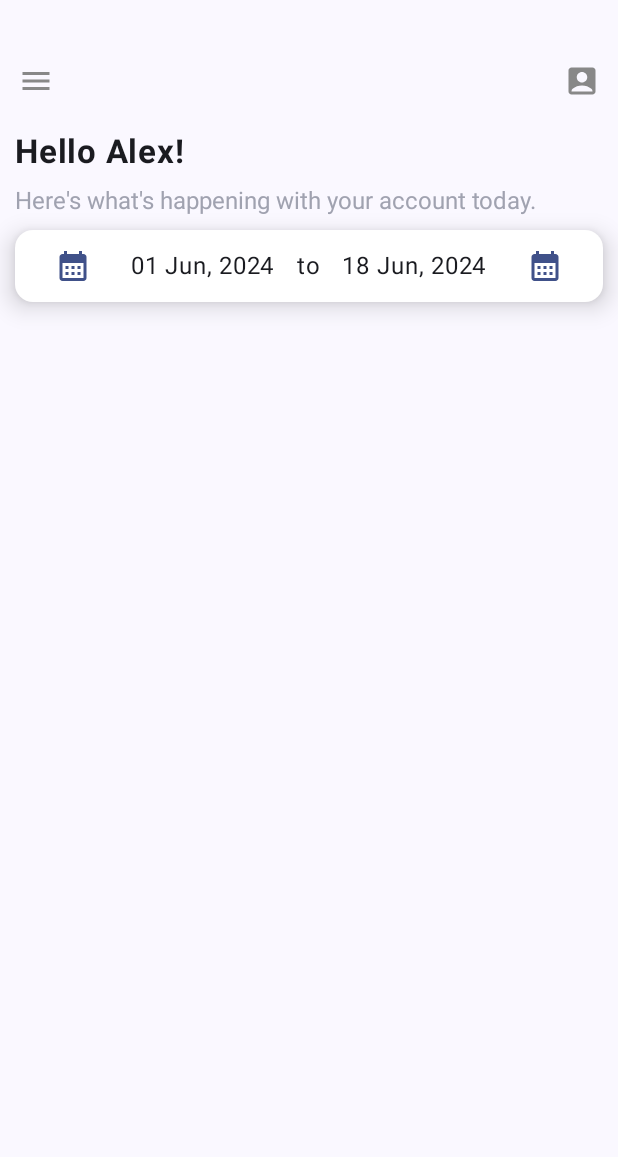
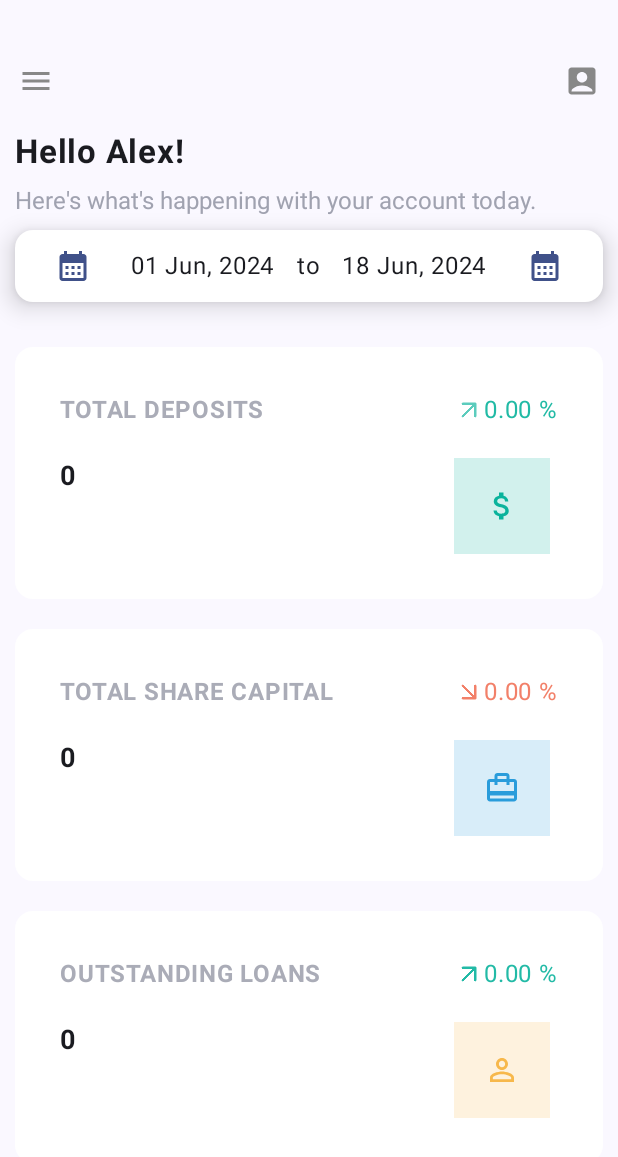
Before and after one commit to MbogoAlex/JuvinalPay, an Android app built with Jetpack Compose: the screen it shows after launch (MainActivity), on a phone screen of 412 x 824 dp. Shown: the top 1157 px of the screen. Run offline under Robolectric (Android 15) with nearby library versions, the phone set to English and light mode, and no system bars.

Commit message:
home screen

```diff
--- a/app/src/main/java/com/juvinal/pay/ui/screens/inApp/dashboard/HomeScreen.kt
+++ b/app/src/main/java/com/juvinal/pay/ui/screens/inApp/dashboard/HomeScreen.kt
@@ -4,6 +4,7 @@ import android.app.DatePickerDialog
 import android.os.Build
 import android.widget.Toast
 import androidx.annotation.RequiresApi
+import androidx.compose.foundation.background
 import androidx.compose.foundation.layout.Arrangement
 import androidx.compose.foundation.layout.Box
 import androidx.compose.foundation.layout.Column
@@ -13,6 +14,10 @@ import androidx.compose.foundation.layout.fillMaxSize
 import androidx.compose.foundation.layout.fillMaxWidth
 import androidx.compose.foundation.layout.height
 import androidx.compose.foundation.layout.padding
+import androidx.compose.foundation.layout.size
+import androidx.compose.foundation.rememberScrollState
+import androidx.compose.foundation.verticalScroll
+import androidx.compose.material.icons.Icons
 import androidx.compose.material3.Button
 import androidx.compose.material3.Card
 import androidx.compose.material3.CardDefaults
@@ -40,6 +45,7 @@ import com.juvinal.pay.dateFormatter
 import com.juvinal.pay.ui.theme.JuvinalPayTheme
 import java.time.LocalDate
 
+@RequiresApi(Build.VERSION_CODES.O)
 @Composable
 fun HomeScreenComposable(
     modifier: Modifier = Modifier
@@ -74,6 +80,59 @@ fun HomeScreen(
         )
         Spacer(modifier = Modifier.height(10.dp))
         DateRangePicker()
+        Spacer(modifier = Modifier.height(30.dp))
+        Column(
+            modifier = Modifier
+                .verticalScroll(rememberScrollState())
+        ) {
+            AmountCard(
+                title = "Total Deposits",
+                amount = "0.00 %",
+                amountColor = Color(0xFF21baa5),
+                balance = "0",
+                icon = R.drawable.loan,
+                amountIcon = R.drawable.up_right_arrow,
+                amountIconColor = Color(0xFF5cccbd),
+                iconColor = Color(0xFF0ab39c),
+                iconBackgroundColor = Color(0xFFd2f1ed)
+            )
+            Spacer(modifier = Modifier.height(20.dp))
+            AmountCard(
+                title = "Total Share Capital",
+                amount = "0.00 %",
+                amountColor = Color(0xFFf28069),
+                balance = "0",
+                icon = R.drawable.card_travel,
+                amountIcon = R.drawable.down_right_arrow,
+                amountIconColor = Color(0xFFf28069),
+                iconColor = Color(0XFF299cdb),
+                iconBackgroundColor = Color(0xFFd8edf9)
+            )
+            Spacer(modifier = Modifier.height(20.dp))
+            AmountCard(
+                title = "Outstanding Loans",
+                amount = "0.00 %",
+                amountColor = Color(0xFF22baa6),
+                balance = "0",
+                icon = R.drawable.person,
+                amountIcon = R.drawable.up_right_arrow,
+                amountIconColor = Color(0xFF22baa6),
+                iconColor = Color(0xFFf7b84b),
+                iconBackgroundColor = Color(0xFFfef2de)
+            )
+            Spacer(modifier = Modifier.height(20.dp))
+            AmountCard(
+                title = "Net Savings",
+                amount = "0.00 %",
+                amountColor = Color(0xFF9395a3),
+                balance = "0",
+                icon = R.drawable.card,
+                amountIcon = R.drawable.plus,
+                amountIconColor = Color(0xFF9395a3),
+                iconColor = Color(0xFF48588d),
+                iconBackgroundColor = Color(0xFFdcdfea)
+            )
+        }
     }
 }
 
@@ -150,12 +209,80 @@ fun DateRangePicker() {
             }
         }
     }
+}
 
+@Composable
+fun AmountCard(
+    title: String,
+    amount: String,
+    amountColor: Color,
+    balance: String,
+    icon: Int,
+    amountIcon: Int,
+    amountIconColor: Color,
+    iconColor: Color,
+    iconBackgroundColor: Color,
+    modifier: Modifier = Modifier
+) {
+    Card(
+        colors = CardDefaults.cardColors(
+            containerColor = Color.White
+        ),
+        modifier = Modifier
+            .fillMaxWidth()
+    ){
+        Row(
+            modifier = Modifier
+                .fillMaxWidth()
+                .padding(30.dp)
+        ) {
+            Column {
+                Text(
+                    text = title.uppercase(),
+                    color = Color(0xFFaaacb7),
+                    fontWeight = FontWeight.Bold
+                )
+                Spacer(modifier = Modifier.height(20.dp))
+                Text(
+                    text = balance,
+                    fontWeight = FontWeight.Bold,
+                    fontSize = 18.sp
+                )
+            }
+            Spacer(modifier = Modifier.weight(1f))
+            Column {
+                Row(
+                    verticalAlignment = Alignment.CenterVertically
+                ) {
+                    Icon(
+                        tint = amountIconColor,
+                        painter = painterResource(id = amountIcon),
+                        contentDescription = null,
+                        modifier = Modifier
+                            .size(20.dp)
+                    )
+                    Text(
+                        text = amount,
+                        color = amountColor
+                    )
+                }
+                Spacer(modifier = Modifier.height(20.dp))
+                Icon(
+                    tint = iconColor,
+                    painter = painterResource(id = icon),
+                    contentDescription = null,
+                    modifier = Modifier
+                        .background(iconBackgroundColor)
+                        .padding(20.dp)
+                )
 
-
+            }
+        }
+    }
 }
 
 
+@RequiresApi(Build.VERSION_CODES.O)
 @Preview(showBackground = true)
 @Composable
 fun HomeScreenPreview() {
--- /dev/null
+++ b/app/src/main/java/com/juvinal/pay/ui/screens/inApp/dashboard/ProfileScreen.kt
@@ -0,0 +1,11 @@
+package com.juvinal.pay.ui.screens.inApp.dashboard
+
+import androidx.compose.runtime.Composable
+import androidx.compose.ui.Modifier
+
+@Composable
+fun ProfileScreenComposable(
+    modifier: Modifier = Modifier
+) {
+
+}
--- /dev/null
+++ b/app/src/main/res/drawable/card.xml
@@ -0,0 +1,5 @@
+<vector xmlns:android="http://schemas.android.com/apk/res/android" android:height="24dp" android:tint="#000000" android:viewportHeight="24" android:viewportWidth="24" android:width="24dp">
+
+    <path android:fillColor="@android:color/white" android:pathData="M20,4L4,4c-1.11,0 -1.99,0.89 -1.99,2L2,18c0,1.11 0.89,2 2,2h16c1.11,0 2,-0.89 2,-2L22,6c0,-1.11 -0.89,-2 -2,-2zM20,18L4,18v-6h16v6zM20,8L4,8L4,6h16v2z"/>
+
+</vector>
--- /dev/null
+++ b/app/src/main/res/drawable/card_travel.xml
@@ -0,0 +1,5 @@
+<vector xmlns:android="http://schemas.android.com/apk/res/android" android:height="24dp" android:tint="#000000" android:viewportHeight="24" android:viewportWidth="24" android:width="24dp">
+
+    <path android:fillColor="@android:color/white" android:pathData="M20,6h-3L17,4c0,-1.11 -0.89,-2 -2,-2L9,2c-1.11,0 -2,0.89 -2,2v2L4,6c-1.11,0 -2,0.89 -2,2v11c0,1.11 0.89,2 2,2h16c1.11,0 2,-0.89 2,-2L22,8c0,-1.11 -0.89,-2 -2,-2zM9,4h6v2L9,6L9,4zM20,19L4,19v-2h16v2zM20,14L4,14L4,8h3v2h2L9,8h6v2h2L17,8h3v6z"/>
+
+</vector>
--- /dev/null
+++ b/app/src/main/res/drawable/person.xml
@@ -0,0 +1,5 @@
+<vector xmlns:android="http://schemas.android.com/apk/res/android" android:height="24dp" android:tint="#000000" android:viewportHeight="24" android:viewportWidth="24" android:width="24dp">
+
+    <path android:fillColor="@android:color/white" android:pathData="M12,5.9c1.16,0 2.1,0.94 2.1,2.1s-0.94,2.1 -2.1,2.1S9.9,9.16 9.9,8s0.94,-2.1 2.1,-2.1m0,9c2.97,0 6.1,1.46 6.1,2.1v1.1L5.9,18.1L5.9,17c0,-0.64 3.13,-2.1 6.1,-2.1M12,4C9.79,4 8,5.79 8,8s1.79,4 4,4 4,-1.79 4,-4 -1.79,-4 -4,-4zM12,13c-2.67,0 -8,1.34 -8,4v3h16v-3c0,-2.66 -5.33,-4 -8,-4z"/>
+
+</vector>
--- /dev/null
+++ b/app/src/main/res/drawable/plus.xml
@@ -0,0 +1,5 @@
+<vector xmlns:android="http://schemas.android.com/apk/res/android" android:height="24dp" android:tint="#000000" android:viewportHeight="24" android:viewportWidth="24" android:width="24dp">
+
+    <path android:fillColor="@android:color/white" android:pathData="M19,13h-6v6h-2v-6H5v-2h6V5h2v6h6v2z"/>
+
+</vector>
```
Also changed, not shown: app/src/main/res/drawable/down_right_arrow.png (added), app/src/main/res/drawable/up_right_arrow.png (added).
